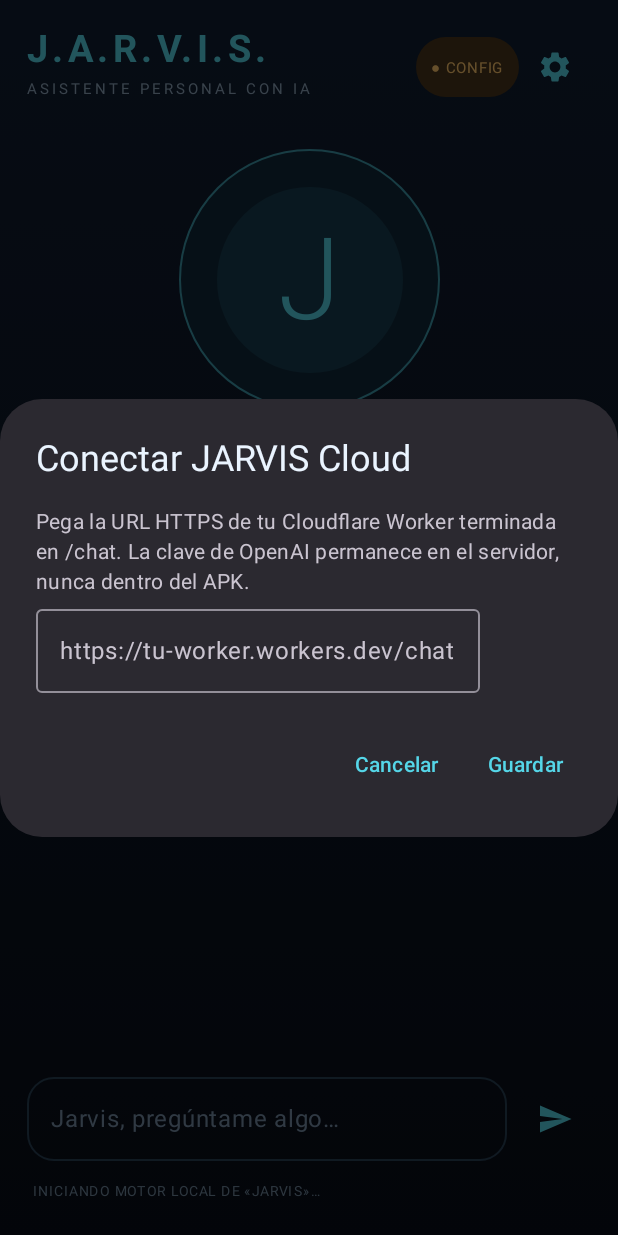
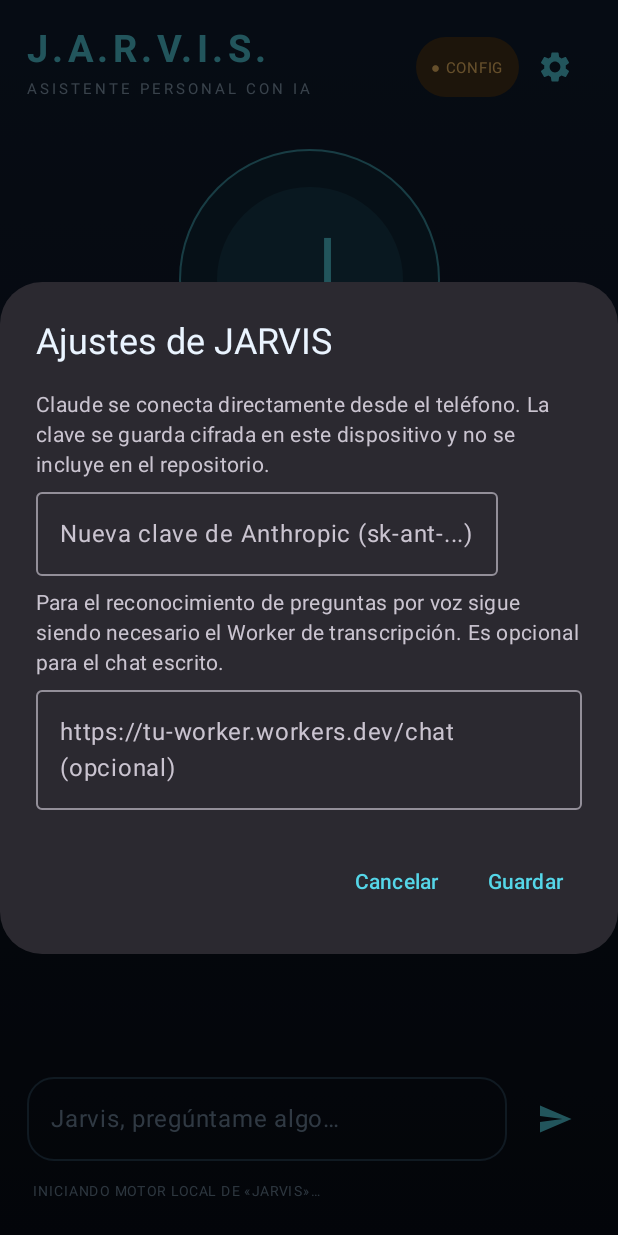
Before and after one commit to cristoferechevaleta08-max/Jarvis, an Android app built with Jetpack Compose: the screen it shows after launch (MainActivity), after a tap on "Ajustes", on a phone screen of 412 x 824 dp. Run offline under Robolectric (Android 15) with nearby library versions, the phone set to English and light mode, and no system bars; 1 statement that could not run was skipped.

Commit message:
Configurar Claude directamente y guardar su clave cifrada

```diff
--- a/app/src/main/java/com/jarvis/assistant/MainActivity.kt
+++ b/app/src/main/java/com/jarvis/assistant/MainActivity.kt
@@ -111,6 +111,8 @@ private fun JarvisScreen(onSpeak: (String) -> Unit) {
     var voiceStatus by remember { mutableStateOf("DI «JARVIS» Y TU PREGUNTA") }
     val scope = rememberCoroutineScope()
     val preferences = remember(context) { context.getSharedPreferences(PREFS_NAME, Context.MODE_PRIVATE) }
+    var apiKey by remember { mutableStateOf(ClaudeKeyStore.get(context)) }
+    var apiKeyDraft by remember { mutableStateOf("") }
     var endpoint by remember { mutableStateOf(preferences.getString(SERVER_KEY, "").orEmpty()) }
     var endpointDraft by remember { mutableStateOf(endpoint) }
     var showSettings by remember { mutableStateOf(false) }
@@ -156,13 +158,13 @@ private fun JarvisScreen(onSpeak: (String) -> Unit) {
             onSpeak(localReply)
             return
         }
-        val configuredEndpoint = endpoint.trim()
-        if (configuredEndpoint.isBlank()) {
-            val reply = "Aún falta conectar JARVIS Cloud. Abre Ajustes y configura la dirección HTTPS del servidor de IA."
+        val configuredApiKey = ClaudeKeyStore.get(context)
+        if (configuredApiKey.isBlank()) {
+            val reply = "Todavía falta tu clave de Claude. Abre Ajustes y guárdala para conectar JARVIS."
             messages.add(ChatMessage(reply, false))
             saveConversation(context, messages)
             onSpeak(reply)
-            voiceStatus = "FALTA CONFIGURAR EL SERVIDOR DE IA"
+            voiceStatus = "FALTA CONFIGURAR CLAUDE"
             return
         }
         saveConversation(context, messages)
@@ -173,7 +175,7 @@ private fun JarvisScreen(onSpeak: (String) -> Unit) {
                 val history = messages.dropLast(1).takeLast(12).map {
                     (if (it.fromUser) "user" else "assistant") to it.text
                 }
-                val answer = CloudAiClient.ask(configuredEndpoint, text, history)
+                val answer = CloudAiClient.ask(configuredApiKey, text, history)
                 messages.add(ChatMessage(answer, false))
                 if (messages.size > MAX_SAVED_MESSAGES) {
                     repeat(messages.size - MAX_SAVED_MESSAGES) { messages.removeAt(0) }
@@ -182,7 +184,7 @@ private fun JarvisScreen(onSpeak: (String) -> Unit) {
                 onSpeak(answer)
                 voiceStatus = "IA EN LA NUBE · CONECTADO"
             } catch (error: Exception) {
-                val reply = "No pude conectar con la IA: ${error.message ?: "revisa internet y la URL del servidor"}"
+                val reply = "No pude conectar con la IA: ${error.message ?: "revisa internet y tu clave de Anthropic"}"
                 messages.add(ChatMessage(reply, false))
                 saveConversation(context, messages)
                 onSpeak(reply)
@@ -281,10 +283,10 @@ private fun JarvisScreen(onSpeak: (String) -> Unit) {
                     Text("J.A.R.V.I.S.", color = Cyan, fontSize = 25.sp, fontWeight = FontWeight.Bold, letterSpacing = 3.sp)
                     Text("ASISTENTE PERSONAL CON IA", color = Color(0xFF8EA6BC), fontSize = 10.sp, letterSpacing = 2.sp)
                 }
-                Surface(shape = CircleShape, color = if (endpoint.isNotBlank()) Color(0xFF123B43) else Color(0xFF49351B)) {
-                    Text(if (endpoint.isNotBlank()) "● CLOUD" else "● CONFIG", color = if (endpoint.isNotBlank()) Cyan else Color(0xFFFFC66D), modifier = Modifier.padding(horizontal = 10.dp, vertical = 8.dp), fontSize = 10.sp)
+                Surface(shape = CircleShape, color = if (apiKey.isNotBlank()) Color(0xFF123B43) else Color(0xFF49351B)) {
+                    Text(if (apiKey.isNotBlank()) "● CLAUDE" else "● CONFIG", color = if (apiKey.isNotBlank()) Cyan else Color(0xFFFFC66D), modifier = Modifier.padding(horizontal = 10.dp, vertical = 8.dp), fontSize = 10.sp)
                 }
-                IconButton(onClick = { endpointDraft = endpoint; showSettings = true }) {
+                IconButton(onClick = { apiKeyDraft = ""; endpointDraft = endpoint; showSettings = true }) {
                     Icon(Icons.Default.Settings, contentDescription = "Ajustes", tint = Cyan)
                 }
             }
@@ -355,27 +357,41 @@ private fun JarvisScreen(onSpeak: (String) -> Unit) {
         if (showSettings) {
             AlertDialog(
                 onDismissRequest = { showSettings = false },
-                title = { Text("Conectar JARVIS Cloud") },
+                title = { Text("Ajustes de JARVIS") },
                 text = {
                     Column(verticalArrangement = Arrangement.spacedBy(8.dp)) {
-                        Text("Pega la URL HTTPS de tu Cloudflare Worker terminada en /chat. La clave de OpenAI permanece en el servidor, nunca dentro del APK.")
+                        Text("Claude se conecta directamente desde el teléfono. La clave se guarda cifrada en este dispositivo y no se incluye en el repositorio.")
+                        OutlinedTextField(
+                            value = apiKeyDraft,
+                            onValueChange = { apiKeyDraft = it },
+                            singleLine = true,
+                            placeholder = { Text("Nueva clave de Anthropic (sk-ant-...)") },
+                            visualTransformation = androidx.compose.ui.text.input.PasswordVisualTransformation()
+                        )
+                        Text("Para el reconocimiento de preguntas por voz sigue siendo necesario el Worker de transcripción. Es opcional para el chat escrito.")
                         OutlinedTextField(
                             value = endpointDraft,
                             onValueChange = { endpointDraft = it },
                             singleLine = true,
-                            placeholder = { Text("https://tu-worker.workers.dev/chat") }
+                            placeholder = { Text("https://tu-worker.workers.dev/chat (opcional)") }
                         )
                     }
                 },
                 confirmButton = {
                     TextButton(onClick = {
-                        val value = endpointDraft.trim()
-                        if (value.isBlank() || value.startsWith("https://")) {
-                            endpoint = value
-                            preferences.edit().putString(SERVER_KEY, value).apply()
+                        val key = apiKeyDraft.trim()
+                        if (key.isNotBlank() && !key.startsWith("sk-ant-")) {
+                            voiceStatus = "LA CLAVE DE ANTHROPIC NO PARECE VÁLIDA"
+                        } else if (endpointDraft.isNotBlank() && !endpointDraft.startsWith("https://")) {
+                            voiceStatus = "LA URL DE TRANSCRIPCIÓN DEBE USAR HTTPS"
+                        } else {
+                            if (key.isNotBlank()) ClaudeKeyStore.save(context, key)
+                            endpoint = endpointDraft.trim()
+                            preferences.edit().putString(SERVER_KEY, endpoint).apply()
+                            apiKey = ClaudeKeyStore.get(context)
                             showSettings = false
-                            voiceStatus = if (value.isBlank()) "SERVIDOR SIN CONFIGURAR" else "URL DEL SERVIDOR GUARDADA"
-                        } else voiceStatus = "LA URL DEBE COMENZAR CON HTTPS://"
+                            voiceStatus = if (apiKey.isBlank()) "FALTA CONFIGURAR CLAUDE" else "CLAUDE CONFIGURADO"
+                        }
                     }) { Text("Guardar") }
                 },
                 dismissButton = {
```
